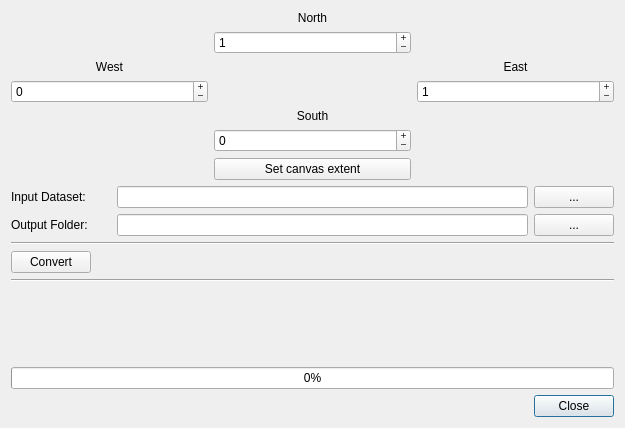
Old version of the form form.ui in the repository liturner/qgis-dtedtools.
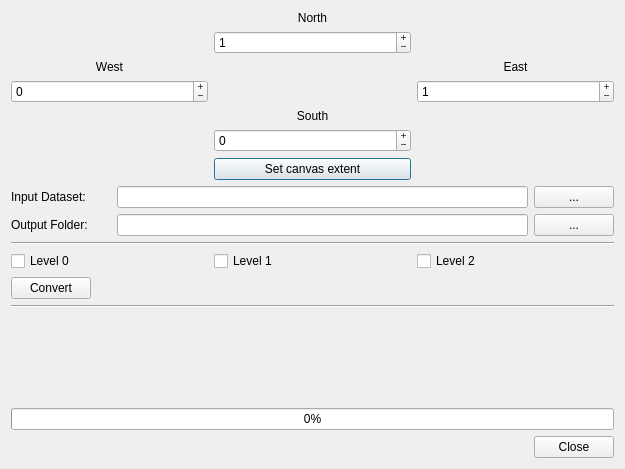
New version of the form.

The edit to the form file:
```diff
--- a/form.ui
+++ b/form.ui
@@ -7,7 +7,7 @@
     <x>0</x>
     <y>0</y>
     <width>625</width>
-    <height>428</height>
+    <height>469</height>
    </rect>
   </property>
   <property name="sizePolicy">
@@ -19,41 +19,8 @@
   <property name="windowTitle">
    <string>SRTM to DTED</string>
   </property>
-  <layout class="QGridLayout" name="gridLayout_2">
-   <item row="12" column="2">
-    <widget class="QDialogButtonBox" name="button_box">
-     <property name="orientation">
-      <enum>Qt::Horizontal</enum>
-     </property>
-     <property name="standardButtons">
-      <set>QDialogButtonBox::Close</set>
-     </property>
-    </widget>
-   </item>
-   <item row="7" column="0">
-    <spacer name="verticalSpacer_4">
-     <property name="orientation">
-      <enum>Qt::Vertical</enum>
-     </property>
-     <property name="sizeType">
-      <enum>QSizePolicy::Fixed</enum>
-     </property>
-     <property name="sizeHint" stdset="0">
-      <size>
-       <width>20</width>
-       <height>20</height>
-      </size>
-     </property>
-    </spacer>
-   </item>
-   <item row="10" column="0" colspan="3">
-    <widget class="QLabel" name="lbl_file_download">
-     <property name="text">
-      <string/>
-     </property>
-    </widget>
-   </item>
-   <item row="0" column="0" colspan="3">
+  <layout class="QVBoxLayout" name="verticalLayout_7">
+   <item>
     <layout class="QGridLayout" name="gridLayout">
      <item row="0" column="1">
       <layout class="QVBoxLayout" name="verticalLayout_4">
@@ -208,35 +175,7 @@
      </item>
     </layout>
    </item>
-   <item row="11" column="0" colspan="3">
-    <widget class="QProgressBar" name="overall_progressBar">
-     <property name="value">
-      <number>0</number>
-     </property>
-    </widget>
-   </item>
-   <item row="4" column="0" colspan="3">
-    <widget class="Line" name="line_2">
-     <property name="orientation">
-      <enum>Qt::Horizontal</enum>
-     </property>
-    </widget>
-   </item>
-   <item row="6" column="0" colspan="3">
-    <widget class="Line" name="line_3">
-     <property name="orientation">
-      <enum>Qt::Horizontal</enum>
-     </property>
-    </widget>
-   </item>
-   <item row="5" column="0" colspan="2">
-    <widget class="QPushButton" name="btnConvert">
-     <property name="text">
-      <string>Convert</string>
-     </property>
-    </widget>
-   </item>
-   <item row="2" column="0" colspan="3">
+   <item>
     <layout class="QVBoxLayout" name="verticalLayout_5" stretch="0,0">
      <item>
       <layout class="QHBoxLayout" name="horizontalLayout">
@@ -301,6 +240,82 @@
      </item>
     </layout>
    </item>
+   <item>
+    <widget class="Line" name="line_2">
+     <property name="orientation">
+      <enum>Qt::Horizontal</enum>
+     </property>
+    </widget>
+   </item>
+   <item>
+    <layout class="QHBoxLayout" name="horizontalLayout_2">
+     <item>
+      <widget class="QCheckBox" name="cbxLevel0">
+       <property name="text">
+        <string>Level 0</string>
+       </property>
+      </widget>
+     </item>
+     <item>
+      <widget class="QCheckBox" name="cbxLevel1">
+       <property name="text">
+        <string>Level 1</string>
+       </property>
+      </widget>
+     </item>
+     <item>
+      <widget class="QCheckBox" name="cbxLevel2">
+       <property name="text">
+        <string>Level 2</string>
+       </property>
+      </widget>
+     </item>
+    </layout>
+   </item>
+   <item>
+    <widget class="QPushButton" name="btnConvert">
+     <property name="sizePolicy">
+      <sizepolicy hsizetype="Fixed" vsizetype="Fixed">
+       <horstretch>0</horstretch>
+       <verstretch>0</verstretch>
+      </sizepolicy>
+     </property>
+     <property name="text">
+      <string>Convert</string>
+     </property>
+    </widget>
+   </item>
+   <item>
+    <widget class="Line" name="line_3">
+     <property name="orientation">
+      <enum>Qt::Horizontal</enum>
+     </property>
+    </widget>
+   </item>
+   <item>
+    <widget class="QLabel" name="lbl_file_download">
+     <property name="text">
+      <string/>
+     </property>
+    </widget>
+   </item>
+   <item>
+    <widget class="QProgressBar" name="overall_progressBar">
+     <property name="value">
+      <number>0</number>
+     </property>
+    </widget>
+   </item>
+   <item>
+    <widget class="QDialogButtonBox" name="button_box">
+     <property name="orientation">
+      <enum>Qt::Horizontal</enum>
+     </property>
+     <property name="standardButtons">
+      <set>QDialogButtonBox::Close</set>
+     </property>
+    </widget>
+   </item>
   </layout>
  </widget>
  <resources/>
```
